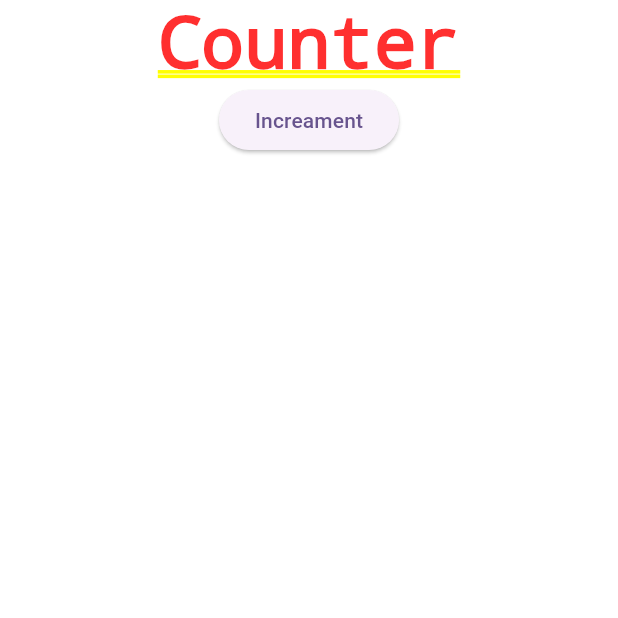
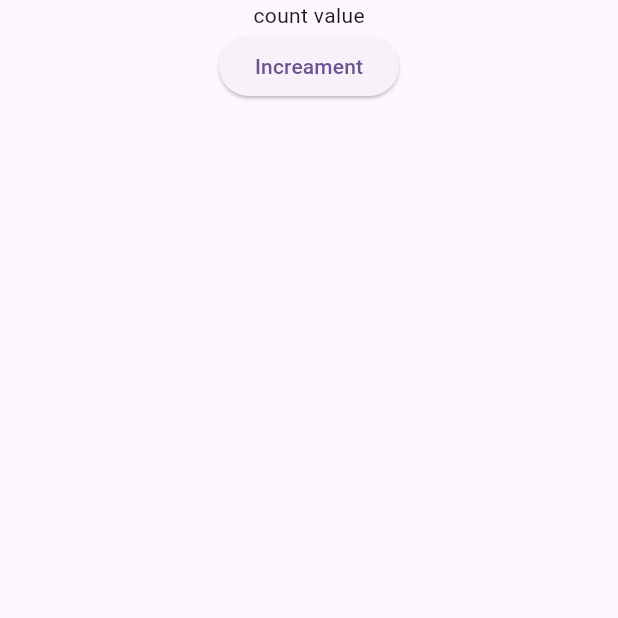
Before and after one commit to SAJalingo/counter_provider, a Flutter app: the screen it shows after launch, after a tap on "Increament", on a phone screen of 412 x 824 dp, the top half of it. Run offline on Flutter 3.47's test engine with Material 3 defaults, Android fonts, the phone set to English and light mode, and no system bars.

```diff
--- a/lib/main.dart
+++ b/lib/main.dart
@@ -1,7 +1,14 @@
+import 'package:counter_provider/Providers/CounterModel.dart';
 import 'package:flutter/material.dart';
+import 'package:provider/provider.dart';
 
 void main() {
-  runApp(const MyApp());
+  runApp(
+    ChangeNotifierProvider(
+      create: (BuildContext context) => CounterModel(),
+      child: const MyApp(),
+    ),
+  );
 }
 
 class MyApp extends StatelessWidget {
@@ -27,16 +34,18 @@ class CounterWidget extends StatelessWidget {
 
   @override
   Widget build(BuildContext context) {
-    return Column(
-      children: [
-        Text('Counter'),
-        ElevatedButton(
-          onPressed: () {
-
-          },
-          child: const Text('Increament'),
+    return Scaffold(
+      body: Center(
+        child: Column(
+          children: [
+            Text('count value'),
+            ElevatedButton(
+              onPressed: () {},
+              child: const Text('Increament'),
+            ),
+          ],
         ),
-      ],
+      ),
     );
   }
 }
```
Also changed, not shown: lib/Providers/CounterModel.dart (+12 -0 lines).
